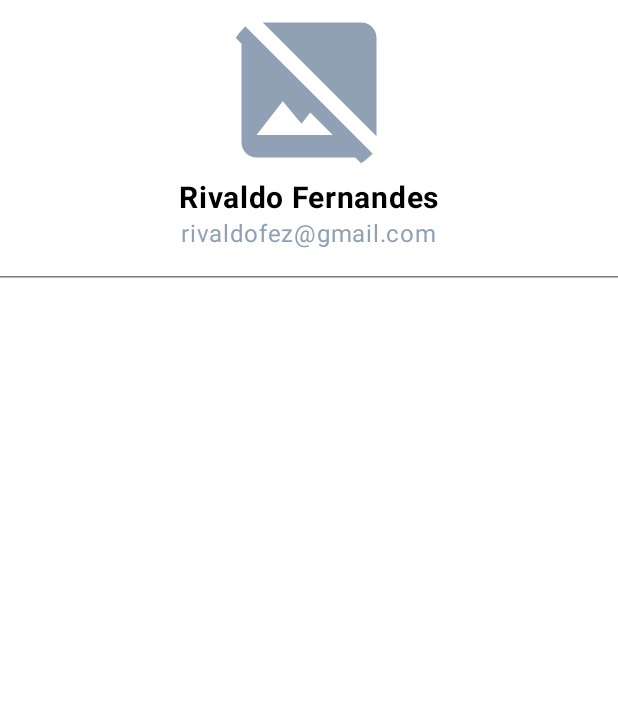
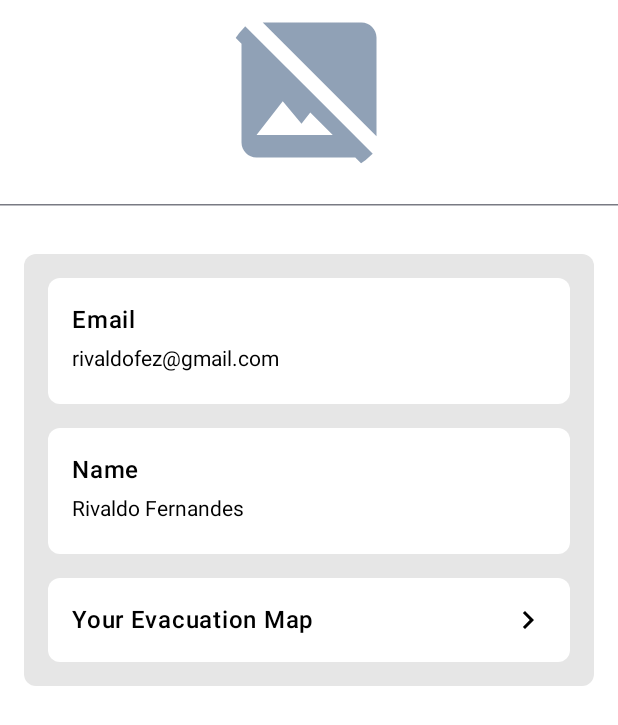
Before and after one commit to ResilienceZ/android-monorepo, an Android app built with Jetpack Compose: the screen it shows after launch (MainActivity), on a phone screen of 412 x 824 dp. Shown: the top 725 px of the screen. Run offline under Robolectric (Android 15) with nearby library versions, the phone set to English and light mode, and no system bars; our stand-ins replace Dagger/Hilt's generated code; 3 statements that could not run were skipped.

Commit message:
[FEAT] add item to navigate to evacuation map screen

```diff
--- a/app/src/main/java/dev/ricoferdian/resiliencez/prayitna/ui/screen/profile/ProfileScreen.kt
+++ b/app/src/main/java/dev/ricoferdian/resiliencez/prayitna/ui/screen/profile/ProfileScreen.kt
@@ -6,15 +6,19 @@ import android.net.Uri
 import android.util.Log
 import androidx.activity.compose.rememberLauncherForActivityResult
 import androidx.activity.result.contract.ActivityResultContracts
+import androidx.compose.foundation.Image
 import androidx.compose.foundation.background
 import androidx.compose.foundation.clickable
 import androidx.compose.foundation.layout.Arrangement
 import androidx.compose.foundation.layout.Box
 import androidx.compose.foundation.layout.Column
+import androidx.compose.foundation.layout.Row
+import androidx.compose.foundation.layout.Spacer
 import androidx.compose.foundation.layout.fillMaxSize
 import androidx.compose.foundation.layout.fillMaxWidth
 import androidx.compose.foundation.layout.height
 import androidx.compose.foundation.layout.padding
+import androidx.compose.foundation.layout.size
 import androidx.compose.foundation.layout.width
 import androidx.compose.foundation.shape.CircleShape
 import androidx.compose.foundation.shape.RoundedCornerShape
@@ -33,9 +37,11 @@ import androidx.compose.runtime.setValue
 import androidx.compose.ui.Alignment
 import androidx.compose.ui.Modifier
 import androidx.compose.ui.draw.clip
+import androidx.compose.ui.graphics.ColorFilter
 import androidx.compose.ui.layout.ContentScale
 import androidx.compose.ui.platform.LocalContext
 import androidx.compose.ui.platform.LocalDensity
+import androidx.compose.ui.res.painterResource
 import androidx.compose.ui.text.font.FontWeight
 import androidx.compose.ui.tooling.preview.Preview
 import androidx.compose.ui.unit.dp
@@ -43,7 +49,9 @@ import androidx.compose.ui.unit.sp
 import coil.compose.AsyncImage
 import coil.compose.SubcomposeAsyncImage
 import coil.request.ImageRequest
+import dev.ricoferdian.resiliencez.prayitna.R
 import dev.ricoferdian.resiliencez.prayitna.ui.screen.emergency_call.component.ErrorImageContent
+import dev.ricoferdian.resiliencez.prayitna.ui.screen.profile.component.ItemFieldProfile
 import dev.ricoferdian.resiliencez.prayitna.ui.theme.CustomColor
 import dev.ricoferdian.resiliencez.prayitna.ui.theme.PrayitnaTheme
 import dev.ricoferdian.resiliencez.prayitna.ui.utils.showToast
@@ -93,7 +101,6 @@ fun ProfileScreen(
             }
         }
     )
-
 
     BottomSheetScaffold(
         scaffoldState = bottomSheetState,
@@ -203,24 +210,70 @@ fun ProfileScreen(
                     )
                 }
 
-                Text(
-                    text = "Rivaldo Fernandes",
-                    fontSize = 20.sp,
-                    color = CustomColor.Black,
-                    fontWeight = FontWeight.Bold
-                )
-
-                Text(
-                    text = "rivaldofez@gmail.com",
-                    fontSize = 16.sp,
-                    color = CustomColor.CadetGray,
-                    fontWeight = FontWeight.Normal
-                )
 
                 HorizontalDivider(
                     modifier = Modifier
                         .padding(vertical = 16.dp)
                 )
+
+                Column(
+                    verticalArrangement = Arrangement.spacedBy(16.dp),
+                    modifier = Modifier
+                        .fillMaxWidth()
+                        .padding(16.dp)
+                        .background(CustomColor.Gray10, shape = RoundedCornerShape(8.dp))
+                        .padding(16.dp)
+                ) {
+                    ItemFieldProfile(
+                        title = "Email",
+                        textPlaceHolder = "",
+                        textInputed = "rivaldofez@gmail.com",
+                        modifier = Modifier
+                            .background(CustomColor.White, shape = RoundedCornerShape(8.dp))
+                            .padding(16.dp),
+                        isEditable = false
+                    )
+
+                    ItemFieldProfile(
+                        title = "Name",
+                        textPlaceHolder = "",
+                        textInputed = "Rivaldo Fernandes",
+                        modifier = Modifier
+                            .background(CustomColor.White, shape = RoundedCornerShape(8.dp))
+                            .padding(16.dp),
+                        isEditable = false
+                    )
+
+                    Row(
+                        modifier = Modifier
+                            .fillMaxWidth()
+                            .background(CustomColor.White, shape = RoundedCornerShape(8.dp))
+                            .clickable {
+                                //navigate to evacuation maps screen
+                            }
+                            .padding(16.dp),
+                    ) {
+                        Text(
+                            text = "Your Evacuation Map",
+                            fontSize = 16.sp,
+                            color = CustomColor.Black,
+                            fontWeight = FontWeight.SemiBold
+                        )
+
+                        Spacer(
+                            modifier = Modifier
+                                .weight(1f)
+                        )
+
+                        Image(
+                            painter = painterResource(R.drawable.ic_chevron_right_24),
+                            contentDescription = null,
+                            modifier = Modifier
+                                .size(24.dp),
+                            colorFilter = ColorFilter.tint(CustomColor.Black)
+                        )
+                    }
+                }
             }
         }
     }
--- a/app/src/main/java/dev/ricoferdian/resiliencez/prayitna/ui/screen/profile/component/ItemFieldProfile.kt
+++ b/app/src/main/java/dev/ricoferdian/resiliencez/prayitna/ui/screen/profile/component/ItemFieldProfile.kt
@@ -29,7 +29,7 @@ fun ItemFieldProfile(
     modifier: Modifier = Modifier,
     isEditable: Boolean = true,
     textInputed: String? = null,
-    onChangeText: (String) -> Unit,
+    onChangeText: (String) -> Unit = {},
     ) {
     var inputedText by remember { mutableStateOf(TextFieldValue(textInputed ?: "")) }
 
--- /dev/null
+++ b/app/src/main/res/drawable/ic_chevron_right_24.xml
@@ -0,0 +1,5 @@
+<vector xmlns:android="http://schemas.android.com/apk/res/android" android:height="24dp" android:tint="#000000" android:viewportHeight="24" android:viewportWidth="24" android:width="24dp">
+
+    <path android:fillColor="@android:color/white" android:pathData="M10,6L8.59,7.41 13.17,12l-4.58,4.59L10,18l6,-6z"/>
+
+</vector>
```
